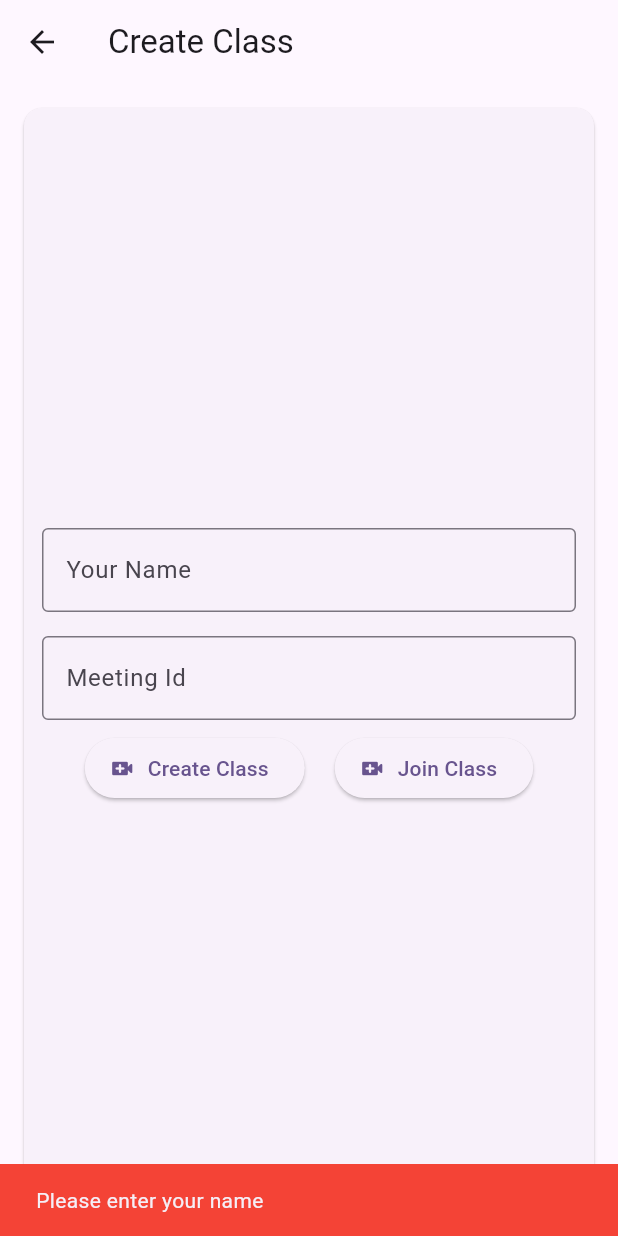
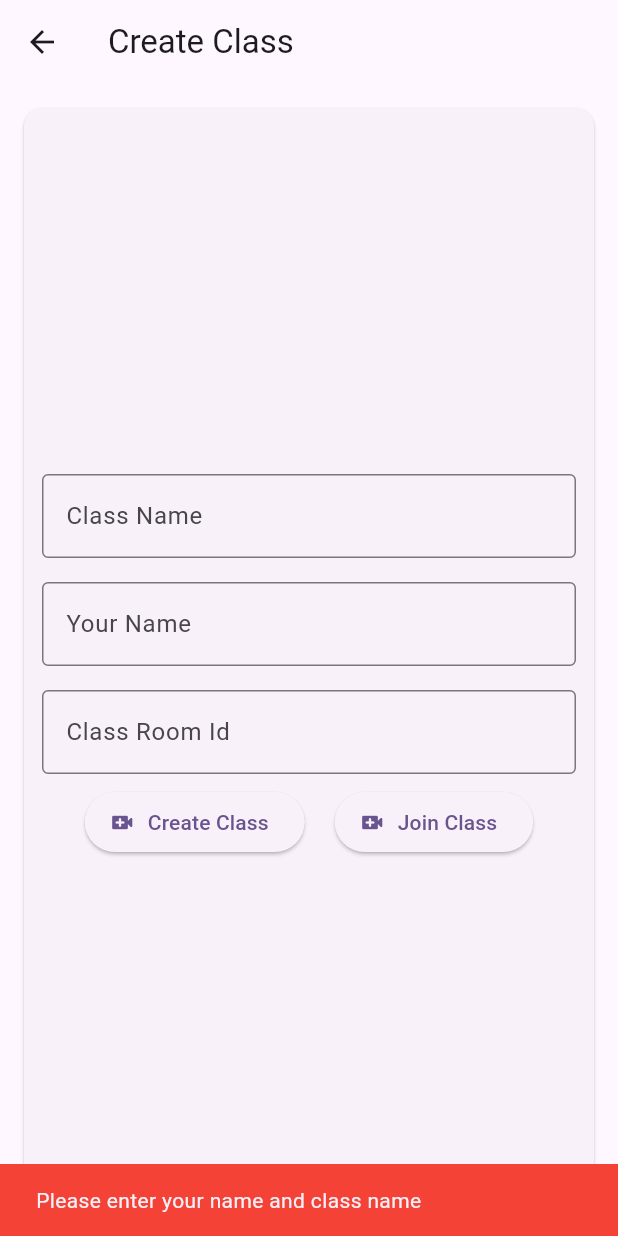
Before and after one commit to shossain786/online_dars, a Flutter app: the JoinScreen screen opened directly, after a tap on "Create Class", on a phone screen of 412 x 824 dp. Run offline on Flutter 3.47's test engine with Material 3 defaults, Android fonts, the light colour scheme and no system bars; missing offline and left inert: ultimate_navigation_bar, videosdk.

Commit message:
code updated

```diff
--- a/lib/screens/common/join_screen.dart
+++ b/lib/screens/common/join_screen.dart
@@ -6,16 +6,19 @@ import 'meeting_screen.dart';
 class JoinScreen extends StatelessWidget {
   final _meetingIdController = TextEditingController();
   final _userNameController = TextEditingController();
+  final _classNameController = TextEditingController();
   JoinScreen({super.key});
 
   void onCreateButtonPressed(BuildContext context) async {
     String userName = _userNameController.text.trim();
-    if (userName.isNotEmpty) {
+    String className = _classNameController.text.trim();
+    if (userName.isNotEmpty && className.isNotEmpty) {
       await createMeeting().then((meetingId) {
         if (!context.mounted) return;
         Navigator.of(context).push(
           MaterialPageRoute(
             builder: (context) => MeetingScreen(
+              classRoomName: className,
               user: _userNameController.text,
               meetingId: meetingId,
               token: token,
@@ -26,7 +29,7 @@ class JoinScreen extends StatelessWidget {
     } else {
       ScaffoldMessenger.of(context).showSnackBar(
         const SnackBar(
-          content: Text("Please enter your name"),
+          content: Text("Please enter your name and class name"),
           backgroundColor: Colors.red,
         ),
       );
@@ -44,6 +47,7 @@ class JoinScreen extends StatelessWidget {
       Navigator.of(context).push(
         MaterialPageRoute(
           builder: (context) => MeetingScreen(
+            classRoomName: _classNameController.text.trim(),
             user: _userNameController.text,
             meetingId: meetingId,
             token: token,
@@ -78,7 +82,17 @@ class JoinScreen extends StatelessWidget {
                   margin: const EdgeInsets.fromLTRB(0, 8.0, 0, 8.0),
                   child: TextField(
                     decoration: const InputDecoration(
-                      hintText: 'Your Name',
+                      labelText: 'Class Name',
+                      border: OutlineInputBorder(),
+                    ),
+                    controller: _classNameController,
+                  ),
+                ),
+                Container(
+                  margin: const EdgeInsets.fromLTRB(0, 8.0, 0, 8.0),
+                  child: TextField(
+                    decoration: const InputDecoration(
+                      labelText: 'Your Name',
                       border: OutlineInputBorder(),
                     ),
                     controller: _userNameController,
@@ -88,7 +102,7 @@ class JoinScreen extends StatelessWidget {
                   margin: const EdgeInsets.fromLTRB(0, 8.0, 0, 8.0),
                   child: TextField(
                     decoration: const InputDecoration(
-                      hintText: 'Meeting Id',
+                      labelText: 'Class Room Id',
                       border: OutlineInputBorder(),
                     ),
                     controller: _meetingIdController,
--- a/lib/screens/common/meeting_controls.dart
+++ b/lib/screens/common/meeting_controls.dart
@@ -29,6 +29,7 @@ class _MeetingControlsState extends State<MeetingControls> {
           color: Colors.red,
           iconSize: 30,
         ),
+        const SizedBox(width: 20),
         IconButton(
           onPressed: widget.onToggleMicButtonPressed,
           iconSize: 30,
@@ -42,6 +43,7 @@ class _MeetingControlsState extends State<MeetingControls> {
                   color: Colors.red,
                 ),
         ),
+        const SizedBox(width: 20),
         IconButton(
           onPressed: widget.onToggleCameraButtonPressed,
           iconSize: 30,
--- a/lib/screens/common/splash_screen.dart
+++ b/lib/screens/common/splash_screen.dart
@@ -38,7 +38,7 @@ class _SplashScreenState extends State<SplashScreen> {
             child: Image.asset(
               'assets/logo.png',
               color: kColorScheme.onPrimaryContainer,
-              height: 200,
+              height: 250,
             ),
           ),
           const SizedBox(height: 100),
@@ -51,6 +51,7 @@ class _SplashScreenState extends State<SplashScreen> {
               style: TextStyle(
                 fontSize: 20,
                 color: kColorScheme.onPrimaryContainer,
+                decorationColor: kColorScheme.onPrimaryContainer,
               ),
               textAlign: TextAlign.center,
             ),
```
Also changed, not shown: lib/screens/common/meeting_screen.dart (+5 -8 lines), pubspec.yaml (+8 -0 lines), assets/logo1.png (added), pubspec.lock, 13 other files.
